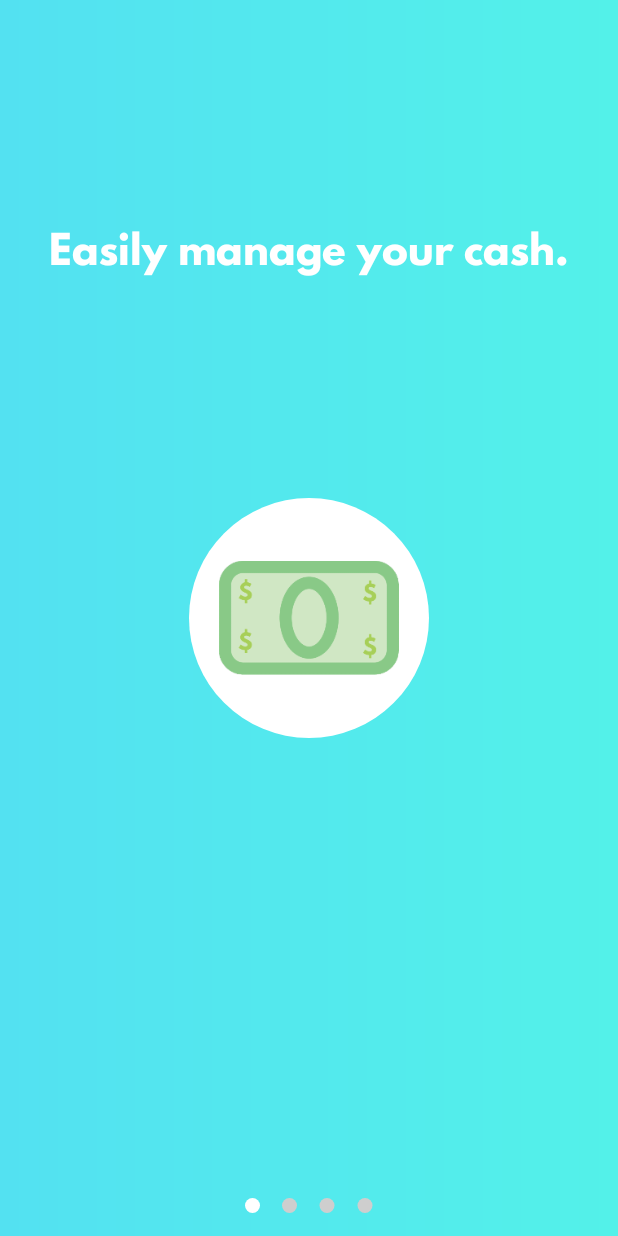
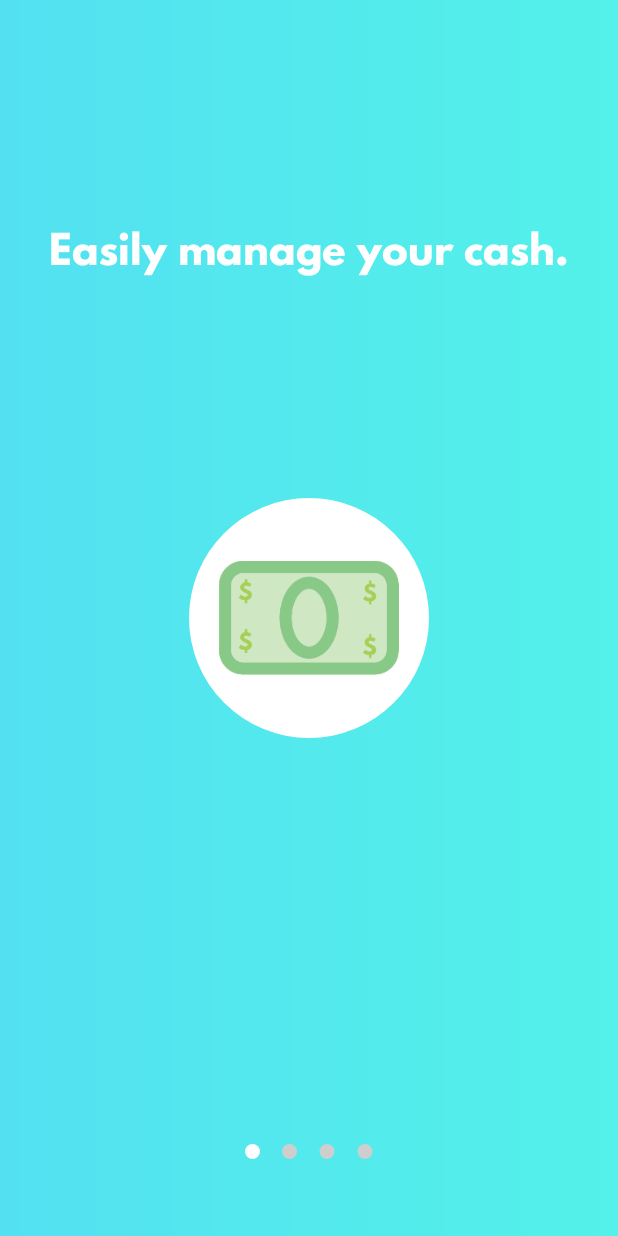
Before and after one commit to lucasventures/cinch, an Android app: the screen it shows after launch (FinancialCalibrationActivity before the commit, IntroductionActivity after it), on a phone screen of 412 x 824 dp. Run offline under Robolectric (Android 15) with nearby library versions, the phone set to English and light mode, and no system bars; 1 statement that could not run was skipped.

Commit message:
Slight design changes

```diff
--- a/app/src/main/java/com/virtualspaces/cinch/activities/FinancialCalibrationActivity.java
+++ b/app/src/main/java/com/virtualspaces/cinch/activities/IntroductionActivity.java
@@ -5,7 +5,7 @@ import android.support.v4.view.ViewPager;
 import android.support.v7.app.AppCompatActivity;
 import android.widget.ImageView;
 
-import com.ToxicBakery.viewpager.transforms.StackTransformer;
+import com.ToxicBakery.viewpager.transforms.DepthPageTransformer;
 import com.virtualspaces.cinch.R;
 import com.virtualspaces.cinch.adapters.MyViewPagerAdapter;
 import com.virtualspaces.cinch.fragments.FinanceEntryFragment;
@@ -13,7 +13,7 @@ import com.virtualspaces.cinch.fragments.FinanceEntryFragment;
 import java.util.ArrayList;
 
 
-public class FinancialCalibrationActivity extends AppCompatActivity {
+public class IntroductionActivity extends AppCompatActivity {
     public static final String STRINGKEY = "titles";
 
     private ViewPager pager;
@@ -42,20 +42,18 @@ public class FinancialCalibrationActivity extends AppCompatActivity {
         fragments.add(manageFrag);
         fragments.add(budgetFrag);
         fragments.add(saveFrag);
-        //fragments.add(startFrag);
 
         //pager dots
-        one = (ImageView) findViewById(R.id.dot_one);
-        two = (ImageView) findViewById(R.id.dot_two);
-        three = (ImageView) findViewById(R.id.dot_three);
-        four = (ImageView) findViewById(R.id.dot_four);
-        //five = (ImageView) findViewById(R.id.dot_five);
+        one = findViewById(R.id.dot_one);
+        two = findViewById(R.id.dot_two);
+        three = findViewById(R.id.dot_three);
+        four = findViewById(R.id.dot_four);
 
         //setup pager
         pager = (ViewPager) findViewById(R.id.finPager);
         MyViewPagerAdapter adapter = new MyViewPagerAdapter(getSupportFragmentManager(), fragments);
         pager.setAdapter(adapter);
-        pager.setPageTransformer(true, new StackTransformer());
+        pager.setPageTransformer(true, new DepthPageTransformer());
 
         pager.addOnPageChangeListener(new ViewPager.OnPageChangeListener() {
             @Override
@@ -82,7 +80,6 @@ public class FinancialCalibrationActivity extends AppCompatActivity {
                     case 3:
                         three.setImageResource(R.drawable.pager_circle_not_sel);
                         four.setImageResource(R.drawable.pager_circle_sel);
-                        //five.setImageResource(R.drawable.pager_circle_not_sel);
                         break;
                     case 4:
                         //four.setImageResource(R.drawable.pager_circle_not_sel);
--- a/app/src/main/java/com/virtualspaces/cinch/activities/SplashActivity.java
+++ b/app/src/main/java/com/virtualspaces/cinch/activities/SplashActivity.java
@@ -53,7 +53,7 @@ public class SplashActivity extends AppCompatActivity {
                                             SharedPreferences prefs = PreferenceManager.getDefaultSharedPreferences(SplashActivity.this);
 
                                             if (prefs.getInt(Constants.PIN, 0) == 0) {
-                                                Intent intent = new Intent(SplashActivity.this, FinancialCalibrationActivity.class);
+                                                Intent intent = new Intent(SplashActivity.this, IntroductionActivity.class);
                                                 intent.setFlags(Intent.FLAG_ACTIVITY_CLEAR_TASK | Intent.FLAG_ACTIVITY_NEW_TASK);
                                                 startActivity(intent);
                                                 finish();
--- a/app/src/main/java/com/virtualspaces/cinch/fragments/FinanceEntryFragment.java
+++ b/app/src/main/java/com/virtualspaces/cinch/fragments/FinanceEntryFragment.java
@@ -15,7 +15,7 @@ import android.widget.RelativeLayout;
 import android.widget.TextView;
 
 import com.virtualspaces.cinch.R;
-import com.virtualspaces.cinch.activities.FinancialCalibrationActivity;
+import com.virtualspaces.cinch.activities.IntroductionActivity;
 import com.virtualspaces.cinch.activities.SimpleStartActivity;
 
 
@@ -48,7 +48,7 @@ public class FinanceEntryFragment extends Fragment {
         startbutton = (Button) view.findViewById(R.id.start_btn);
 
         background = (RelativeLayout) view.findViewById(R.id.beach);
-        int title = args.getInt(FinancialCalibrationActivity.STRINGKEY);
+        int title = args.getInt(IntroductionActivity.STRINGKEY);
         initializeFragment(title, textView);
         return view;
     }
@@ -57,16 +57,19 @@ public class FinanceEntryFragment extends Fragment {
         switch (title) {
             case 0:
                 name.setText("Easily manage your cash.");
+                startbutton.setVisibility(View.GONE);
                 centerImage.setImageDrawable(getResources().getDrawable(R.drawable.cashy));
                 background.setBackground(getResources().getDrawable(R.drawable.intro_two));
                 break;
             case 1:
                 name.setText("Create a simple budget.");
+                startbutton.setVisibility(View.GONE);
                 centerImage.setImageDrawable(getResources().getDrawable(R.drawable.simplebudget));
                 background.setBackground(getResources().getDrawable(R.drawable.intro_three));
                 break;
             case 2:
                 name.setText("Start saving some coin.");
+                startbutton.setVisibility(View.GONE);
                 centerImage.setImageDrawable(getResources().getDrawable(R.drawable.coinage));
                 background.setBackground(getResources().getDrawable(R.drawable.intro_four));
                 break;
@@ -74,15 +77,13 @@ public class FinanceEntryFragment extends Fragment {
                 name.setText("cinch");
                 name.setTextSize(40f);
                 centerImage.setImageDrawable(getResources().getDrawable(R.drawable.cinch));
-                centerImage.setPadding(0,0,0,0);
+                centerImage.setPadding(0, 0, 0, 0);
 
-                //background.setBackground(getResources().getDrawable(R.drawable.ic_launcher));
                 startbutton.setVisibility(View.VISIBLE);
                 startbutton.setOnClickListener(new View.OnClickListener() {
                     @Override
                     public void onClick(View v) {
                         Intent intent = new Intent(getActivity(), SimpleStartActivity.class);
-                        intent.setFlags(Intent.FLAG_ACTIVITY_CLEAR_TASK | Intent.FLAG_ACTIVITY_NEW_TASK);
                         startActivity(intent);
                     }
                 });
--- a/app/src/main/res/layout/activity_add_transaction.xml
+++ b/app/src/main/res/layout/activity_add_transaction.xml
@@ -61,7 +61,6 @@
                     android:layout_below="@+id/textView"
                     android:spinnerMode="dropdown"
                     android:textAlignment="center"
-                    android:theme="@style/Text.Light"
                     android:layout_alignParentLeft="true"
                     android:layout_alignParentStart="true"
                     android:layout_alignParentRight="true"
--- a/app/src/main/res/layout/activity_financial_calibration.xml
+++ b/app/src/main/res/layout/activity_financial_calibration.xml
@@ -1,12 +1,11 @@
 <?xml version="1.0" encoding="utf-8"?>
-<RelativeLayout
-    xmlns:android="http://schemas.android.com/apk/res/android"
+<RelativeLayout xmlns:android="http://schemas.android.com/apk/res/android"
+    xmlns:app="http://schemas.android.com/apk/res-auto"
     xmlns:tools="http://schemas.android.com/tools"
     android:layout_width="match_parent"
     android:layout_height="match_parent"
-    xmlns:app="http://schemas.android.com/apk/res-auto"
-    app:theme="@style/AppTheme.NoActionBar"
-    tools:context=".activities.FinancialCalibrationActivity">
+    app:theme="@style/AppTheme"
+    tools:context=".activities.IntroductionActivity">
 
     <android.support.v4.view.ViewPager
         android:id="@+id/finPager"
@@ -15,42 +14,43 @@
     </android.support.v4.view.ViewPager>
 
     <LinearLayout
-        android:orientation="horizontal"
         android:layout_width="100dp"
         android:layout_height="40dp"
         android:layout_alignParentBottom="true"
-        android:layout_centerHorizontal="true">
+        android:layout_marginBottom="36dp"
+        android:layout_centerHorizontal="true"
+        android:orientation="horizontal">
 
         <ImageView
+            android:id="@+id/dot_one"
             android:layout_width="10dp"
             android:layout_height="10dp"
-            android:id="@+id/dot_one"
+            android:layout_gravity="center"
             android:layout_weight="1"
-            android:layout_gravity="center"
             android:src="@drawable/pager_circle_sel" />
 
         <ImageView
+            android:id="@+id/dot_two"
             android:layout_width="10dp"
             android:layout_height="10dp"
-            android:id="@+id/dot_two"
+            android:layout_gravity="center"
             android:layout_weight="1"
-            android:layout_gravity="center"
             android:src="@drawable/pager_circle_not_sel" />
 
         <ImageView
+            android:id="@+id/dot_three"
             android:layout_width="10dp"
             android:layout_height="10dp"
-            android:id="@+id/dot_three"
+            android:layout_gravity="center"
             android:layout_weight="1"
-            android:layout_gravity="center"
             android:src="@drawable/pager_circle_not_sel" />
 
         <ImageView
+            android:id="@+id/dot_four"
             android:layout_width="10dp"
             android:layout_height="10dp"
-            android:id="@+id/dot_four"
+            android:layout_gravity="center"
             android:layout_weight="1"
-            android:layout_gravity="center"
             android:src="@drawable/pager_circle_not_sel" />
 
     </LinearLayout>
--- a/app/src/main/res/layout/activity_main.xml
+++ b/app/src/main/res/layout/activity_main.xml
@@ -21,8 +21,7 @@
         <android.support.design.widget.AppBarLayout
             android:id="@+id/view"
             android:layout_width="match_parent"
-            android:layout_height="wrap_content"
-            android:theme="@style/AppTheme.AppBarOverlay">
+            android:layout_height="wrap_content">
 
             <android.support.v7.widget.Toolbar
                 android:id="@+id/toolbar"
--- a/app/src/main/res/layout/activity_notepad.xml
+++ b/app/src/main/res/layout/activity_notepad.xml
@@ -9,7 +9,6 @@
         android:id="@+id/note_bar"
         android:layout_width="match_parent"
         android:layout_height="50dp"
-        android:theme="@style/AppWhite"
         android:background="@color/colorPrimary">
     </android.support.v7.widget.Toolbar>
 
--- a/app/src/main/res/layout/app_bar_main.xml
+++ b/app/src/main/res/layout/app_bar_main.xml
@@ -9,8 +9,7 @@
         <android.support.design.widget.AppBarLayout
             android:id="@+id/view"
             android:layout_width="match_parent"
-            android:layout_height="wrap_content"
-            android:theme="@style/AppTheme.AppBarOverlay">
+            android:layout_height="wrap_content">
 
             <android.support.v7.widget.Toolbar
                 android:id="@+id/toolbar"
--- a/app/src/main/res/layout/fragment_finance_entry.xml
+++ b/app/src/main/res/layout/fragment_finance_entry.xml
@@ -1,24 +1,20 @@
-<FrameLayout xmlns:android="http://schemas.android.com/apk/res/android"
+<RelativeLayout xmlns:android="http://schemas.android.com/apk/res/android"
     xmlns:tools="http://schemas.android.com/tools"
-             android:layout_width="match_parent"
-             android:layout_height="match_parent"
-    tools:context=".fragments.FinanceEntryFragment">
-
-    <RelativeLayout
     android:id="@+id/beach"
     android:layout_width="match_parent"
     android:layout_height="match_parent"
-        android:background="@color/brand_dark">
+    android:background="@color/colorPrimary"
+    tools:context=".fragments.FinanceEntryFragment">
 
     <ImageView
+        android:id="@+id/center_art"
         android:layout_width="160dp"
         android:layout_height="160dp"
-            android:id="@+id/center_art"
+        android:layout_centerHorizontal="true"
         android:layout_centerVertical="true"
-            android:layout_centerHorizontal="true"
         android:background="@drawable/circle_backing"
-            android:scaleType="fitCenter"
-            android:padding="20dp" />
+        android:padding="20dp"
+        android:scaleType="fitCenter" />
 
     <RelativeLayout
         android:layout_width="match_parent"
@@ -30,10 +26,11 @@
             android:id="@+id/title"
             android:layout_width="wrap_content"
             android:layout_height="wrap_content"
+            android:layout_centerHorizontal="true"
+            android:layout_centerVertical="true"
+            android:text="asdfasdfasdf"
             android:textColor="@color/white"
-                android:textSize="26sp"
-                android:layout_centerVertical="true"
-                android:layout_centerHorizontal="true" />
+            android:textSize="26sp" />
     </RelativeLayout>
 
     <RelativeLayout
@@ -42,24 +39,20 @@
         android:layout_below="@+id/center_art">
 
         <Button
+            android:id="@+id/start_btn"
             android:layout_width="wrap_content"
             android:layout_height="wrap_content"
+            android:layout_alignParentStart="true"
+            android:layout_alignParentLeft="true"
+            android:layout_alignParentEnd="true"
+            android:layout_alignParentRight="true"
+            android:layout_centerVertical="true"
+            android:layout_marginLeft="20dp"
+            android:layout_marginRight="20dp"
+            android:background="@drawable/type_savings"
             android:text="CREATE YOUR FREE ACCOUNT"
-                android:id="@+id/start_btn"
-                android:layout_centerVertical="true"
-                android:background="@drawable/type_savings"
-                android:layout_alignParentRight="true"
-                android:layout_alignParentEnd="true"
-                android:layout_alignParentLeft="true"
-                android:layout_alignParentStart="true"
             android:textColor="@color/white"
-                android:visibility="invisible"
-                android:layout_marginLeft="20dp"
-                android:layout_marginRight="20dp" />
+            android:visibility="gone" />
     </RelativeLayout>
 
 </RelativeLayout>
-
-
-
-</FrameLayout>
--- a/app/src/main/res/values-v21/styles.xml
+++ b/app/src/main/res/values-v21/styles.xml
@@ -3,6 +3,14 @@
         <item name="windowActionBar">false</item>
         <item name="windowNoTitle">true</item>
         <item name="android:windowDrawsSystemBarBackgrounds">true</item>
-        <item name="android:statusBarColor">@android:color/transparent</item>
+        <item name="android:statusBarColor">@color/colorPrimary</item>
+    </style>
+
+    <style name="AppTheme" parent="Theme.AppCompat.Light.DarkActionBar">
+        <!-- Customize your theme here. -->
+        <item name="colorPrimary">@color/colorPrimary</item>
+        <item name="colorPrimaryDark">@color/colorPrimary</item>
+        <item name="colorAccent">#0056ff</item>
+        <item name="android:statusBarColor">@color/colorPrimary</item>
     </style>
 </resources>
--- a/app/src/main/res/values/styles.xml
+++ b/app/src/main/res/values/styles.xml
@@ -1,11 +1,11 @@
 <resources>
-
     <!-- Base application theme. -->
     <style name="AppTheme" parent="Theme.AppCompat.Light.DarkActionBar">
         <!-- Customize your theme here. -->
         <item name="colorPrimary">@color/colorPrimary</item>
         <item name="colorPrimaryDark">@color/colorPrimary</item>
         <item name="colorAccent">#0056ff</item>
+
     </style>
 
     <style name="AppTheme.NoActionBar" parent="Theme.AppCompat.Light.NoActionBar">
@@ -14,21 +14,6 @@
         <item name="colorPrimary">@color/colorPrimary</item>
         <item name="colorPrimaryDark">@color/colorPrimaryDark</item>
         <item name="colorAccent">@color/colorAccent</item>
-    </style>
-
-    <style name="AppTheme.NoActionBar.Light" parent="Theme.AppCompat.Light.NoActionBar">
-        <item name="windowActionBar">false</item>
-        <item name="windowNoTitle">true</item>
-        <item name="colorPrimary">@color/colorPrimaryDark</item>
-        <item name="colorPrimaryDark">@color/back_grey</item>
-        <item name="colorAccent">@color/colorPrimary</item>
-    </style>
-
-    <style name="Text.Light" parent="Theme.AppCompat.Light.NoActionBar">
-        <item name="windowActionBar">false</item>
-        <item name="windowNoTitle">true</item>
-        <item name="android:textColor">@color/white</item>
-        <item name="colorAccent">@color/white</item>
     </style>
 
     <style name="NavTheme" parent="Theme.AppCompat.Light.DarkActionBar">
@@ -40,18 +25,6 @@
         <item name="colorControlHighlight">@android:color/transparent</item>
     </style>
 
-    <style name="AppWhite" parent="Theme.AppCompat.Light.NoActionBar">
-        <!-- Customize your theme here. -->
-        <item name="colorPrimary">@color/colorAccent</item>
-        <item name="colorPrimaryDark">@color/colorPrimaryDark</item>
-        <item name="colorAccent">@color/colorAccent</item>
-        <item name="colorControlHighlight">@android:color/transparent</item>
-    </style>
-
-    <style name="AppTheme.AppBarOverlay" parent="ThemeOverlay.AppCompat.Dark.ActionBar">
-
-    </style>
-
     <style name="AppTheme.PopupOverlay" parent="ThemeOverlay.AppCompat.Light" />
 
 </resources>
```
Also changed, not shown: app/src/main/AndroidManifest.xml (+4 -5 lines), app/src/main/res/layout/activity_simple_start.xml (+1 -11 lines). Lines whose indentation alone changed are shown as unchanged.
